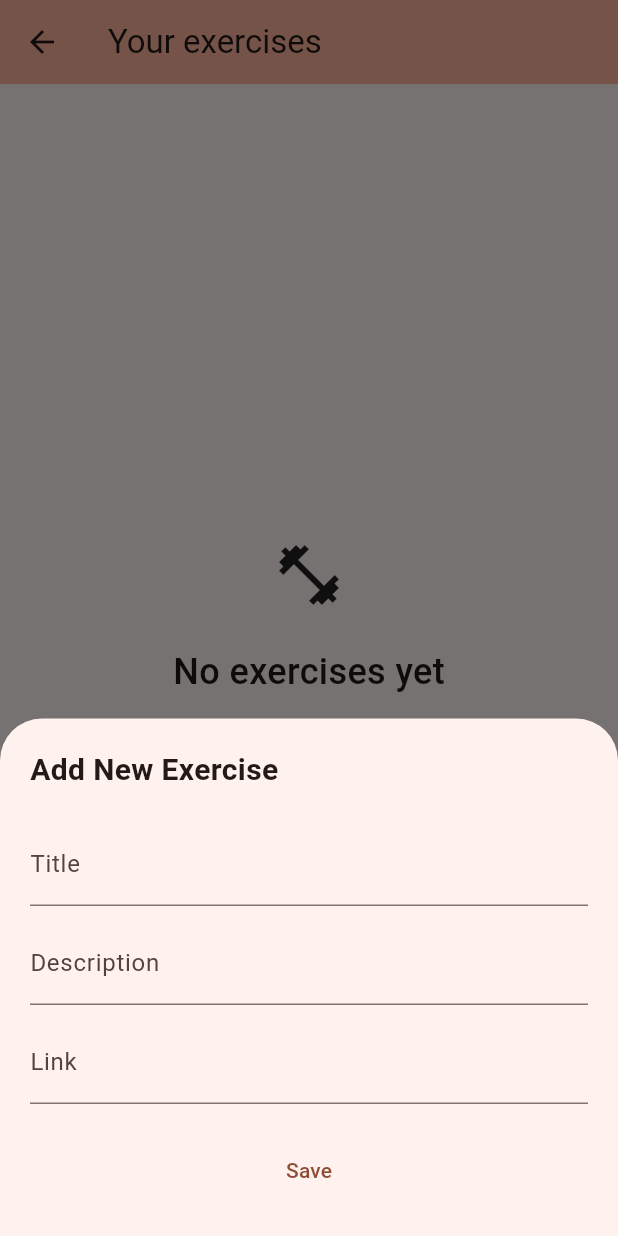
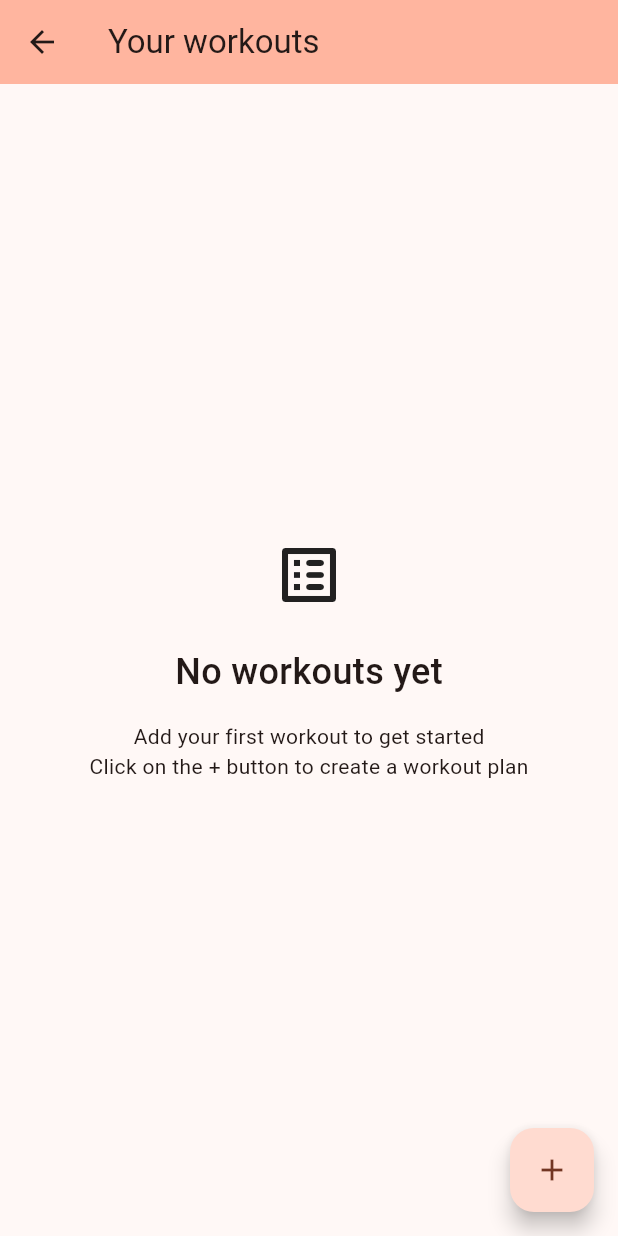
Before and after one commit to mohitkyadav/extumany, a Flutter app: the screen it shows after launch, item 2 of the bottom bar chosen, after a tap on the "add" icon, on a phone screen of 412 x 824 dp. Run offline on Flutter 3.47's test engine with Material 3 defaults, Android fonts, the phone set to English and light mode, and no system bars; our stand-ins replace sqflite, sqflite_common_ffi; accounts and stored records are empty.

Commit message:
Create workout placeholder page

```diff
--- a/lib/db/models/models.dart
+++ b/lib/db/models/models.dart
@@ -1 +1,3 @@
 export 'exercise.dart';
+export 'workout.dart';
+export 'workout_exercise.dart';
--- /dev/null
+++ b/lib/db/models/workout.dart
@@ -0,0 +1,70 @@
+import 'package:extumany/db/sql_helper.dart';
+import 'package:extumany/utils/utils.dart';
+
+class Workout {
+  static const tableName = 'workouts';
+
+  Workout({
+    required this.title,
+    this.id,
+    this.createdAt,
+    this.description,
+  });
+
+  int? id;
+  DateTime? createdAt;
+  String title;
+  String? description;
+
+  Map<String, dynamic> toMap() {
+    return {
+      'id': id,
+      'created_at': createdAt?.toIso8601String(),
+      'title': title,
+      'description': description,
+    };
+  }
+
+  Future<int?> persistInDb() async {
+    final values = {
+      'title': title.capitalize(),
+      'description': description,
+    };
+
+    if (id != null) {
+      await SQLHelper.update(tableName, id!, values);
+    } else {
+      id = await SQLHelper.create(tableName, values);
+    }
+
+    return id;
+  }
+
+  static Workout fromMap(Map<String, dynamic> map) {
+    return Workout(
+      id: map['id'],
+      createdAt: DateTime.parse(map['created_at']),
+      title: map['title'],
+      description: map['description'],
+    );
+  }
+
+  static Future<void> delete(int id) async {
+    await SQLHelper.delete(tableName, id);
+  }
+
+  static Future<Workout> getOne(int id) async {
+    final List<Map<String, Object?>> result = await SQLHelper
+        .get(tableName, id);
+
+    return fromMap(result[0]);
+  }
+
+  static Future<List<Workout>> getAll() async {
+    final List<Map<String, Object?>> result = await SQLHelper
+        .queryAll(tableName);
+    return List.generate(result.length, (i) {
+      return Workout.fromMap(result[i]);
+    });
+  }
+}
--- a/lib/db/sql_helper.dart
+++ b/lib/db/sql_helper.dart
@@ -6,12 +6,38 @@ import 'package:sqflite/sqflite.dart' as sql;
 
 class SQLHelper {
   static Future<void> _createTables(sql.Database database) async {
-    await database.execute("""CREATE TABLE exercises(
+    await database.execute("""
+    CREATE TABLE exercises(
       id INTEGER PRIMARY KEY AUTOINCREMENT NOT NULL,
       title TEXT,
       description TEXT,
       link TEXT,
       created_at TIMESTAMP NOT NULL DEFAULT CURRENT_TIMESTAMP
+    )
+    CREATE TABLE workouts(
+      id INTEGER PRIMARY KEY AUTOINCREMENT NOT NULL,
+      title TEXT,
+      description TEXT,
+      created_at TIMESTAMP NOT NULL DEFAULT CURRENT_TIMESTAMP
+    )
+    CREATE TABLE workout_exercises(
+      id INTEGER PRIMARY KEY AUTOINCREMENT NOT NULL,
+      workout_id INTEGER,
+      exercise_id INTEGER,
+      created_at TIMESTAMP NOT NULL DEFAULT CURRENT_TIMESTAMP,
+      FOREIGN KEY (workout_id) REFERENCES workouts(id),
+      FOREIGN KEY (exercise_id) REFERENCES exercises(id)
+    )
+    CREATE TABLE workout_exercise_sets(
+      id INTEGER PRIMARY KEY AUTOINCREMENT NOT NULL,
+      workout_id INTEGER,
+      exercise_id INTEGER,
+      set_number INTEGER,
+      reps INTEGER,
+      weight REAL,
+      created_at TIMESTAMP NOT NULL DEFAULT CURRENT_TIMESTAMP,
+      FOREIGN KEY (workout_id) REFERENCES workouts(id),
+      FOREIGN KEY (exercise_id) REFERENCES exercises(id)
     )
     """);
   }
@@ -47,10 +73,10 @@ class SQLHelper {
 
   // Read
   static Future<List<Map<String, Object?>>> queryAll(
-      String table, {String orderBy = 'id'}) async {
+      String table, {String orderBy = 'id', String where = '', List<Object?>? whereArgs}) async {
     final db = await SQLHelper.db();
 
-    return db.query(table, orderBy: orderBy);
+    return db.query(table, orderBy: orderBy, where: where, whereArgs: whereArgs);
   }
 
   static Future<List<Map<String, Object?>>> get(String table, int id) async {
--- a/lib/main.dart
+++ b/lib/main.dart
@@ -25,7 +25,8 @@ class MyApp extends StatelessWidget {
       initialRoute: '/',
       routes: {
         '/play': (context) => const StartWorkoutPage(),
-        '/exercises': (context) => const ExercisesPage(),
+        '/workouts': (context) => const WorkoutListPage(),
+        '/exercises': (context) => const ExerciseListPage(),
         '/analytics': (context) => const AnalyticsPage(),
       },
     );
--- a/lib/ui/pages/exercise_page/exercises_page.dart
+++ b/lib/ui/pages/exercise_list_page/exercise_list_page.dart
@@ -1,16 +1,16 @@
-import 'package:extumany/ui/pages/exercise_page/exercise_list.dart';
+import 'package:extumany/ui/pages/exercise_list_page/exercise_list.dart';
 import 'package:flutter/material.dart';
 import 'package:extumany/db/models/exercise.dart';
 
 
-class ExercisesPage extends StatefulWidget {
-  const ExercisesPage({super.key});
+class ExerciseListPage extends StatefulWidget {
+  const ExerciseListPage({super.key});
 
   @override
-  State<ExercisesPage> createState() => _ExercisesPageState();
+  State<ExerciseListPage> createState() => _ExerciseListPageState();
 }
 
-class _ExercisesPageState extends State<ExercisesPage> {
+class _ExerciseListPageState extends State<ExerciseListPage> {
   final _formKey = GlobalKey<FormState>();
   String _title = '';
   String _description = '';
--- a/lib/ui/pages/home_page.dart
+++ b/lib/ui/pages/home_page.dart
@@ -25,23 +25,22 @@ class HomePage extends StatelessWidget {
             IconButton(
               icon: const Icon(Icons.play_circle_filled_rounded, size: 28,),
               tooltip: 'Start workout',
-              onPressed: () {
-                Navigator.pushNamed(context, '/play');
-              },
+              onPressed: () => Navigator.pushNamed(context, '/play'),
             ),
             IconButton(
-              icon: const Icon(Icons.directions_run_rounded, size: 28,),
+              icon: const Icon(Icons.list_alt_rounded, size: 28,),
+              tooltip: 'Workouts',
+              onPressed: () => Navigator.pushNamed(context, '/workouts'),
+            ),
+            IconButton(
+              icon: const Icon(Icons.fitness_center_rounded, size: 28,),
               tooltip: 'View exercises',
-              onPressed: () {
-                Navigator.pushNamed(context, '/exercises');
-              },
+              onPressed: () => Navigator.pushNamed(context, '/exercises'),
             ),
             IconButton(
               icon: const Icon(Icons.auto_graph_rounded, size: 28,),
               tooltip: 'View analytics',
-              onPressed: () {
-                Navigator.pushNamed(context, '/analytics');
-              },
+              onPressed: () => Navigator.pushNamed(context, '/analytics'),
             ),
           ],
         ),
--- a/lib/ui/pages/pages.dart
+++ b/lib/ui/pages/pages.dart
@@ -1,4 +1,5 @@
 export 'home_page.dart';
-export 'exercise_page/exercises_page.dart';
+export 'exercise_list_page/exercise_list_page.dart';
+export 'workout_list_page/workout_list_page.dart';
 export 'start_workout_page.dart';
 export 'analytics_page.dart';
--- /dev/null
+++ b/lib/ui/pages/workout_list_page/workout_list.dart
@@ -0,0 +1,97 @@
+import 'package:extumany/db/models/models.dart';
+import 'package:flutter/material.dart';
+
+class WorkoutList extends StatelessWidget {
+  const WorkoutList({super.key,
+    required this.workouts, required this.deleteWorkout});
+
+
+  final List<Workout> workouts;
+  final void Function(int) deleteWorkout;
+
+  @override
+  Widget build(BuildContext context) {
+    if (workouts.isEmpty) {
+      return const EmptyState();
+    }
+
+    return ListView.builder(
+        itemCount: workouts.length,
+        itemBuilder: (
+            context, index) => WorkoutBoxItem(workout: workouts[index],
+          deleteWorkout: deleteWorkout,));
+  }
+}
+
+
+class EmptyState extends StatelessWidget {
+  const EmptyState({super.key});
+
+  @override
+  Widget build(BuildContext context) {
+    return const Center(
+      child: Column(
+        mainAxisAlignment: MainAxisAlignment.center,
+        children: <Widget>[
+          Icon(Icons.list_alt_rounded, size: 48),
+          SizedBox(height: 24,),
+          Text('No workouts yet', style: TextStyle(fontSize: 24, fontWeight: FontWeight.w500),),
+          SizedBox(height: 16,),
+          Text('Add your first workout to get started', style: TextStyle(fontSize: 14),),
+          Text('Click on the + button to create a workout plan', style: TextStyle(fontSize: 14),),
+        ],
+      ),
+    );
+  }
+}
+
+class WorkoutBoxItem extends StatelessWidget {
+  const WorkoutBoxItem({super.key, required this.workout, required this.deleteWorkout});
+
+  final Workout workout;
+  final void Function(int) deleteWorkout;
+
+  @override
+  Widget build(BuildContext context) {
+    return Padding(
+      padding: const EdgeInsets.all(4.0),
+      child: Card(
+        shape: RoundedRectangleBorder(
+          side: const BorderSide(width: 0.5),
+          borderRadius: BorderRadius.circular(8.0),
+        ),
+        elevation: 0,
+        child: Column(
+          children: [
+            ListTile(
+              title: Text(
+                workout.title,
+                style: const TextStyle(fontSize: 16, fontWeight: FontWeight.w500,),
+              ),
+              subtitle: Text(
+                workout.description ?? '',
+                style: const TextStyle(fontSize: 12,),
+              ),
+            ),
+            ButtonBar(
+              alignment: MainAxisAlignment.start,
+              children: [
+                IconButton(
+                  icon: const Icon(Icons.edit_rounded, size: 16,),
+                  onPressed: () {
+                  },
+                  tooltip: 'Edit ${workout.title}',
+                ),
+                IconButton(
+                  icon: const Icon(Icons.delete_forever_rounded, size: 16,),
+                  onPressed: () => deleteWorkout(workout.id!),
+                  tooltip: 'Delete ${workout.title}',
+                ),
+              ],
+            ),
+          ],
+        ),
+      ),
+    );
+  }
+}
--- /dev/null
+++ b/lib/ui/pages/workout_list_page/workout_list_page.dart
@@ -0,0 +1,53 @@
+import 'package:extumany/db/models/models.dart';
+import 'package:extumany/ui/pages/workout_list_page/workout_list.dart';
+import 'package:flutter/material.dart';
+
+class WorkoutListPage extends StatefulWidget {
+  const WorkoutListPage({super.key});
+
+  @override
+  State<WorkoutListPage> createState() => _WorkoutListPageState();
+}
+
+class _WorkoutListPageState extends State<WorkoutListPage> {
+  final _formKey = GlobalKey<FormState>();
+  String _title = '';
+  String _description = '';
+  List<Workout> workouts = [];
+
+  @override
+  void initState() {
+    super.initState();
+    _loadWorkouts();
+  }
+
+  @override
+  Widget build(BuildContext context) {
+    return Scaffold(
+      appBar: AppBar(
+        backgroundColor: Theme.of(context).colorScheme.inversePrimary,
+        title: const Text('Your workouts'),
+      ),
+      body: WorkoutList(workouts: workouts, deleteWorkout: _deleteWorkout),
+      floatingActionButton: FloatingActionButton(
+        onPressed: () {
+          // _showCreateWorkoutForm(context);
+        },
+        tooltip: 'Create new workout',
+        child: const Icon(Icons.add),
+      ),
+    );
+  }
+
+  Future<void> _loadWorkouts() async {
+    List<Workout> loadedWorkouts = await Workout.getAll();
+    setState(() {
+      workouts = loadedWorkouts;
+    });
+  }
+
+  Future<void> _deleteWorkout(int id) async {
+    await Workout.delete(id);
+    _loadWorkouts();
+  }
+}
```
Also changed, not shown: lib/db/models/workout_exercise.dart (added, +66 -0 lines), lib/ui/pages/exercise_list_page/exercise_list.dart (renamed from lib/ui/pages/exercise_page/exercise_list.dart).
